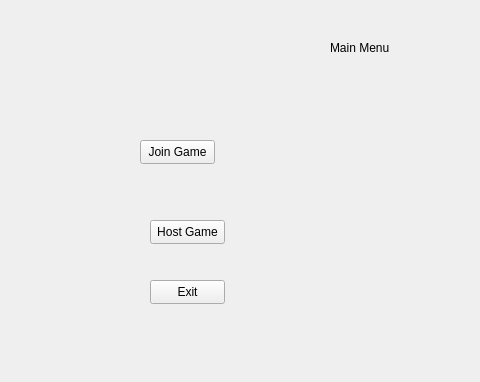
Before: the Qt Designer form Gartic-Frontend/Gartic-Frontend/MainMenuWindow.ui in rusuuu/Professional-Googlers, drawn with Qt 5; both pictures show x 0 to 480 and y 0 to 382 of the 1280 by 720 pixel window.
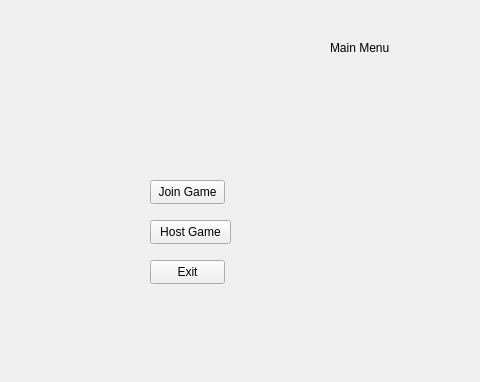
After: the same form once the commit is applied.

Commit message: added mainMenu page when running code

```diff
--- a/Gartic-Frontend/Gartic-Frontend/MainMenuWindow.ui
+++ b/Gartic-Frontend/Gartic-Frontend/MainMenuWindow.ui
@@ -29,8 +29,8 @@
    <widget class="QPushButton" name="JoinGameButton">
     <property name="geometry">
      <rect>
-      <x>140</x>
-      <y>140</y>
+      <x>150</x>
+      <y>180</y>
       <width>75</width>
       <height>24</height>
      </rect>
@@ -44,7 +44,7 @@
      <rect>
       <x>150</x>
       <y>220</y>
-      <width>75</width>
+      <width>81</width>
       <height>24</height>
      </rect>
     </property>
@@ -56,7 +56,7 @@
     <property name="geometry">
      <rect>
       <x>150</x>
-      <y>280</y>
+      <y>260</y>
       <width>75</width>
       <height>24</height>
      </rect>
```
The commit also changes 3 other files.
